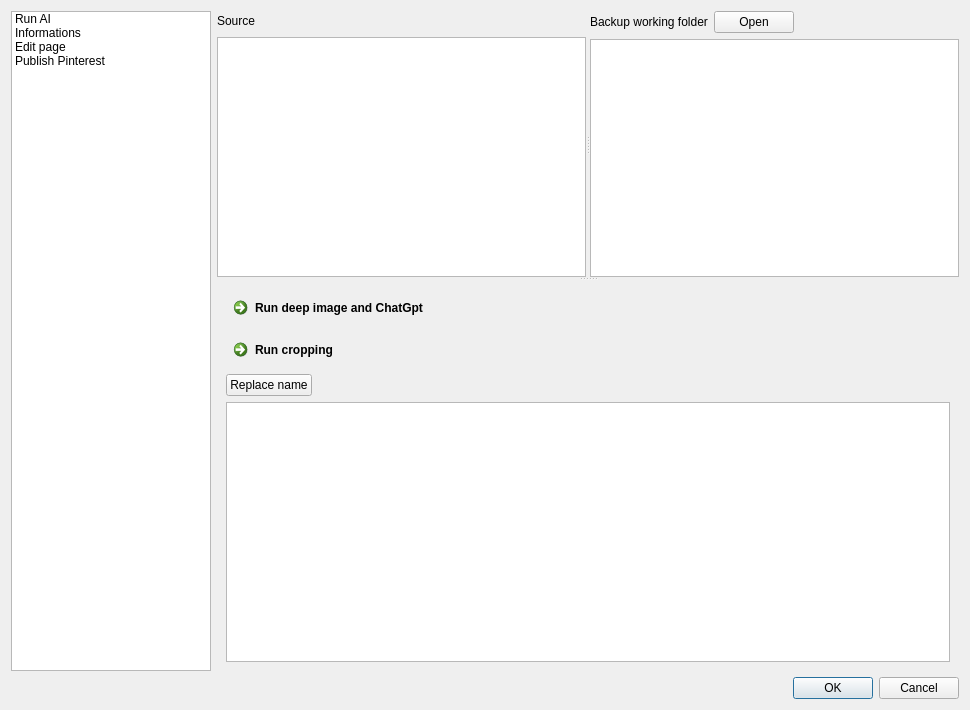
This is DialogCreateProductPage.ui in icingerpower/ImageSocial as Qt 5 draws it before an edit. The edited form follows.
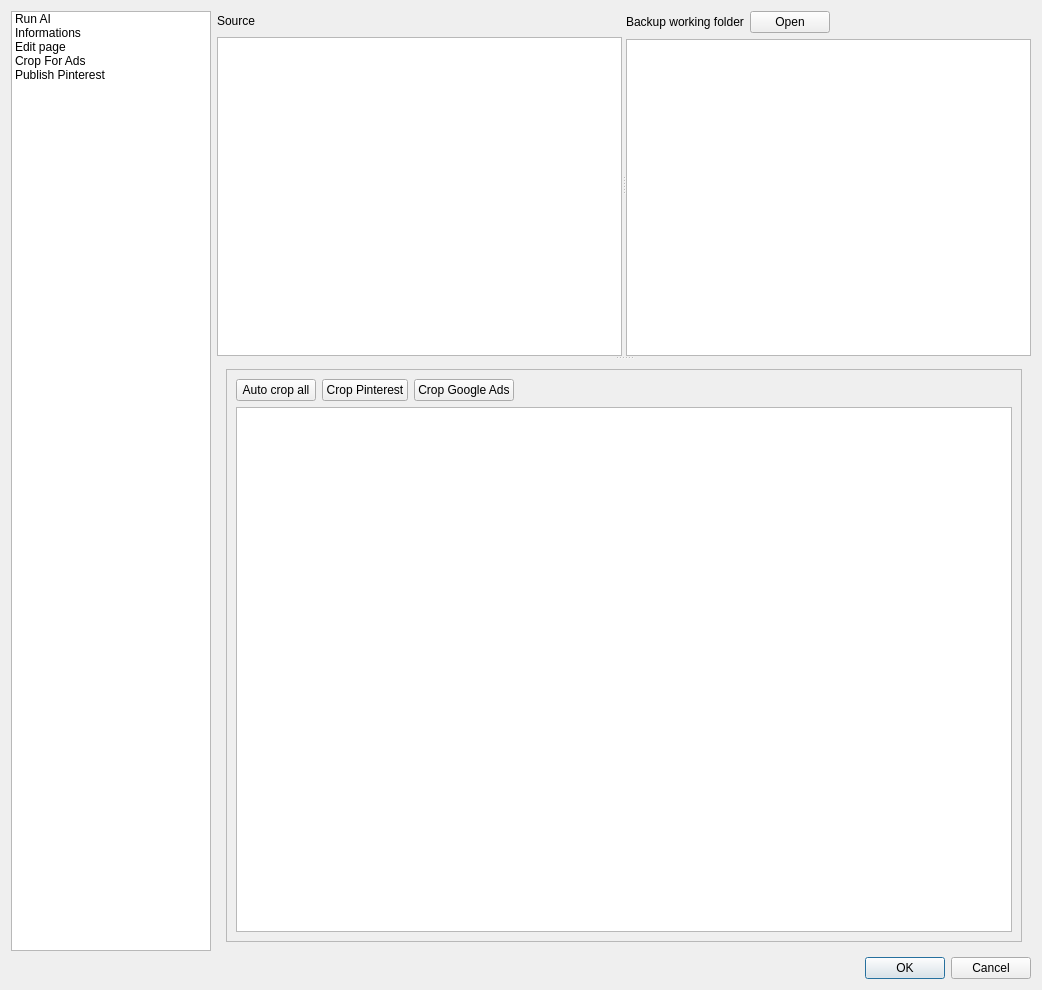
This is the edited form.

Commit message: Added product page creation until cropping for pinterest.

What changed in the file:
```diff
--- a/DialogCreateProductPage.ui
+++ b/DialogCreateProductPage.ui
@@ -6,8 +6,8 @@
    <rect>
     <x>0</x>
     <y>0</y>
-    <width>970</width>
-    <height>710</height>
+    <width>1042</width>
+    <height>990</height>
    </rect>
   </property>
   <property name="windowTitle">
@@ -39,6 +39,11 @@
          <string>Edit page</string>
         </property>
        </item>
+       <item>
+        <property name="text">
+         <string>Crop For Ads</string>
+        </property>
+       </item>
        <item>
         <property name="text">
          <string>Publish Pinterest</string>
@@ -127,7 +132,7 @@
        </widget>
        <widget class="QStackedWidget" name="stackedWidget">
         <property name="currentIndex">
-         <number>0</number>
+         <number>3</number>
         </property>
         <widget class="QWidget" name="pageAi">
          <layout class="QVBoxLayout" name="verticalLayout_3">
@@ -138,13 +143,6 @@
             </property>
            </widget>
           </item>
-          <item>
-           <widget class="QCommandLinkButton" name="buttonRunCropping">
-            <property name="text">
-             <string>Run cropping</string>
-            </property>
-           </widget>
-          </item>
           <item>
            <layout class="QHBoxLayout" name="horizontalLayout_7">
             <item>
@@ -224,6 +222,99 @@
          </layout>
         </widget>
         <widget class="QWidget" name="pageProductPage"/>
+        <widget class="QWidget" name="pageCropAds">
+         <property name="minimumSize">
+          <size>
+           <width>0</width>
+           <height>0</height>
+          </size>
+         </property>
+         <property name="maximumSize">
+          <size>
+           <width>16777215</width>
+           <height>16777215</height>
+          </size>
+         </property>
+         <layout class="QVBoxLayout" name="verticalLayout_12">
+          <item>
+           <layout class="QVBoxLayout" name="verticalLayout_11">
+            <item>
+             <widget class="QScrollArea" name="scrollArea">
+              <property name="widgetResizable">
+               <bool>true</bool>
+              </property>
+              <widget class="QWidget" name="scrollAreaWidgetContents">
+               <property name="geometry">
+                <rect>
+                 <x>0</x>
+                 <y>0</y>
+                 <width>794</width>
+                 <height>569</height>
+                </rect>
+               </property>
+               <layout class="QVBoxLayout" name="verticalLayout_13">
+                <item>
+                 <layout class="QHBoxLayout" name="horizontalLayout_8">
+                  <item>
+                   <widget class="QPushButton" name="buttonCropAll">
+                    <property name="text">
+                     <string>Auto crop all</string>
+                    </property>
+                   </widget>
+                  </item>
+                  <item>
+                   <widget class="QPushButton" name="buttonCropPinterest">
+                    <property name="text">
+                     <string>Crop Pinterest</string>
+                    </property>
+                   </widget>
+                  </item>
+                  <item>
+                   <widget class="QPushButton" name="buttonCropGoogleAds">
+                    <property name="text">
+                     <string>Crop Google Ads</string>
+                    </property>
+                   </widget>
+                  </item>
+                  <item>
+                   <spacer name="horizontalSpacer_6">
+                    <property name="orientation">
+                     <enum>Qt::Horizontal</enum>
+                    </property>
+                    <property name="sizeHint" stdset="0">
+                     <size>
+                      <width>40</width>
+                      <height>20</height>
+                     </size>
+                    </property>
+                   </spacer>
+                  </item>
+                 </layout>
+                </item>
+                <item>
+                 <widget class="QGraphicsView" name="graphicsView">
+                  <property name="minimumSize">
+                   <size>
+                    <width>0</width>
+                    <height>0</height>
+                   </size>
+                  </property>
+                  <property name="maximumSize">
+                   <size>
+                    <width>16777215</width>
+                    <height>16777215</height>
+                   </size>
+                  </property>
+                 </widget>
+                </item>
+               </layout>
+              </widget>
+             </widget>
+            </item>
+           </layout>
+          </item>
+         </layout>
+        </widget>
         <widget class="QWidget" name="pagePinterest">
          <layout class="QVBoxLayout" name="verticalLayout_8">
           <item>
```
Left out of the diff: 36 changed lines with no effect on the pictures. The commit also changes 5 other files.
